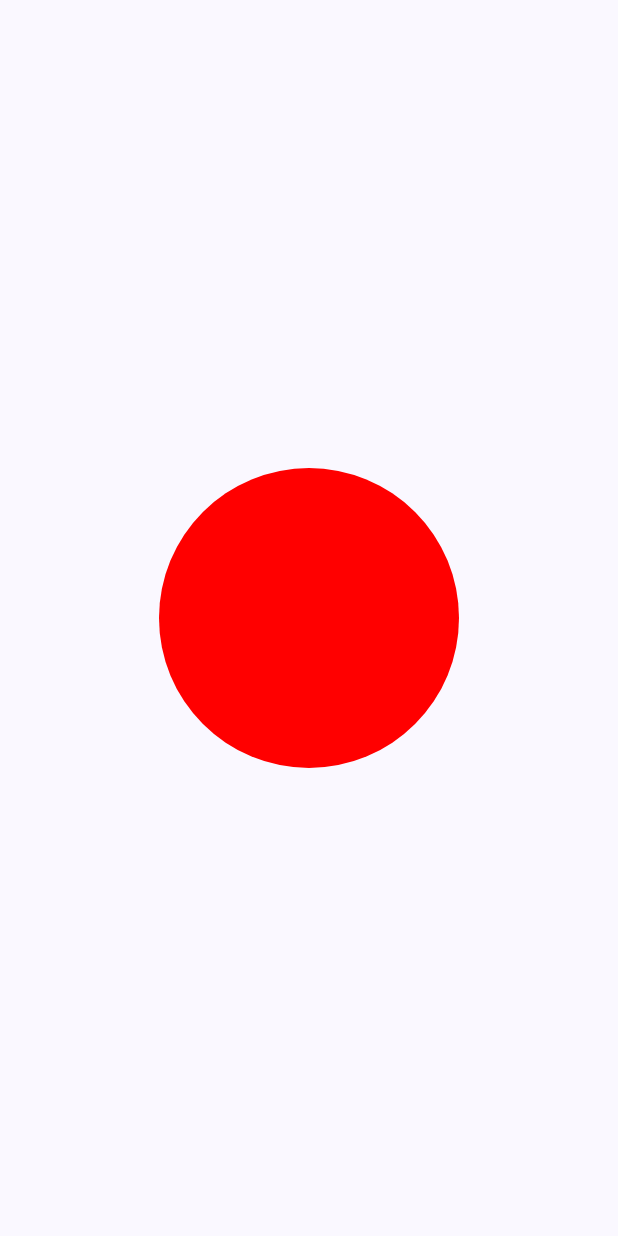
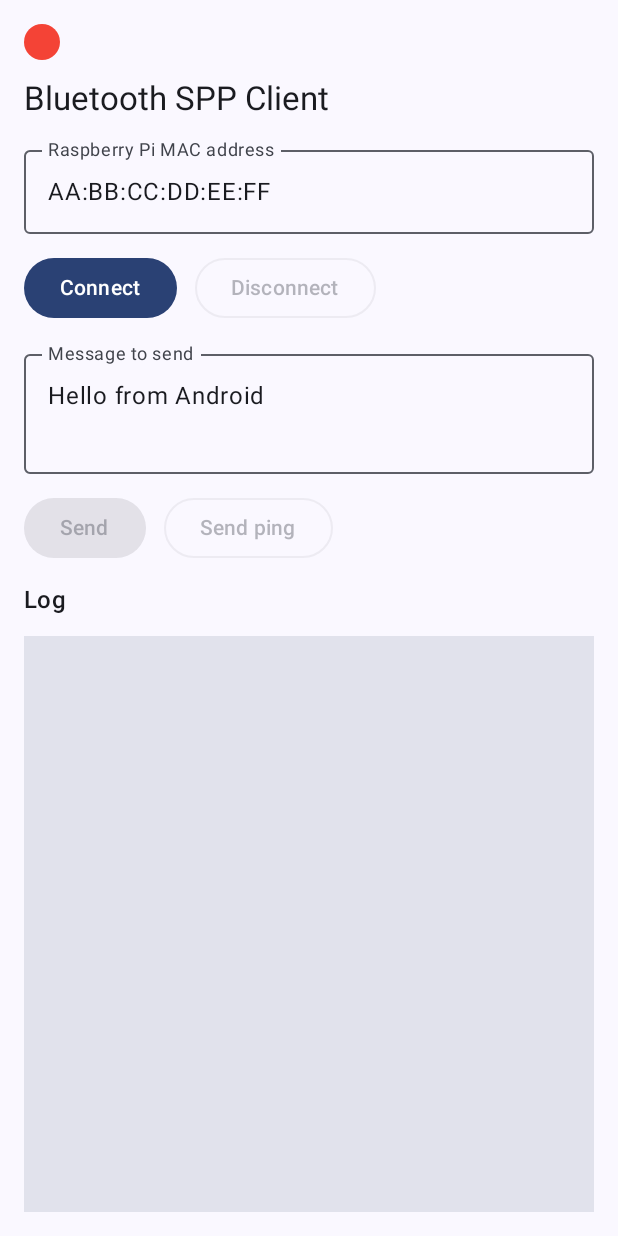
Before and after one commit to nm67037/Nevan_Aubrey_4235_AI_Project, an Android app built with Jetpack Compose: the screen it shows after launch (MainActivity), on a phone screen of 412 x 824 dp. Run offline under Robolectric (Android 15) with nearby library versions, the phone set to English and light mode, and no system bars.

Commit message:
what is going onnnnnnn - nevan

```diff
--- a/PARMCO_chat/app/build.gradle.kts
+++ b/PARMCO_chat/app/build.gradle.kts
@@ -57,4 +57,5 @@ dependencies {
     androidTestImplementation(libs.androidx.compose.ui.test.junit4)
     debugImplementation(libs.androidx.compose.ui.tooling)
     debugImplementation(libs.androidx.compose.ui.test.manifest)
+    implementation("androidx.activity:activity-compose:1.9.3")
 }
--- a/PARMCO_chat/app/src/main/java/com/example/parmco_chat/MainActivity.kt
+++ b/PARMCO_chat/app/src/main/java/com/example/parmco_chat/MainActivity.kt
@@ -1,78 +1,233 @@
 package com.example.parmco_chat
 
+import android.Manifest
+import android.content.pm.PackageManager
+import android.bluetooth.BluetoothManager
+import android.bluetooth.BluetoothSocket
+import android.os.Build
 import android.os.Bundle
 import androidx.activity.ComponentActivity
 import androidx.activity.compose.setContent
 import androidx.activity.enableEdgeToEdge
-import androidx.compose.animation.animateColorAsState
+import androidx.activity.compose.rememberLauncherForActivityResult
+import androidx.activity.result.contract.ActivityResultContracts
 import androidx.compose.foundation.background
-import androidx.compose.foundation.clickable
 import androidx.compose.foundation.layout.*
+import androidx.compose.foundation.rememberScrollState
 import androidx.compose.foundation.shape.CircleShape
-import androidx.compose.material3.Scaffold
+import androidx.compose.foundation.verticalScroll
+import androidx.compose.material3.*
 import androidx.compose.runtime.*
 import androidx.compose.ui.Alignment
 import androidx.compose.ui.Modifier
 import androidx.compose.ui.draw.clip
 import androidx.compose.ui.graphics.Color
-import androidx.compose.ui.tooling.preview.Preview
+import androidx.compose.ui.platform.LocalContext
+import androidx.compose.ui.text.input.TextFieldValue
 import androidx.compose.ui.unit.dp
+import androidx.core.content.ContextCompat
 import com.example.parmco_chat.ui.theme.PARMCO_chatTheme
-import kotlin.random.Random
+import kotlinx.coroutines.*
+import kotlinx.coroutines.flow.MutableStateFlow
+import kotlinx.coroutines.flow.collectLatest
+import java.io.IOException
+import java.util.UUID
 
 class MainActivity : ComponentActivity() {
     override fun onCreate(savedInstanceState: Bundle?) {
         super.onCreate(savedInstanceState)
         enableEdgeToEdge()
+
+        val btManager = getSystemService(BluetoothManager::class.java)
+        val adapter = btManager.adapter ?: throw IllegalStateException("Bluetooth not available")
+        val client = BluetoothClient(adapter)
+
         setContent {
             PARMCO_chatTheme {
-                Scaffold(modifier = Modifier.fillMaxSize()) { padding ->
-                    Box(
+                Scaffold(Modifier.fillMaxSize()) { padding ->
+                    BluetoothScreen(
                         modifier = Modifier
                             .fillMaxSize()
-                            .padding(padding)
-                            .wrapContentSize(Alignment.Center)
-                    ) {
-                        ColorChangingCircle()
-                    }
+                            .padding(padding),
+                        client = client
+                    )
                 }
             }
         }
     }
 }
 
+// ---------- UI ----------
 @Composable
-fun ColorChangingCircle() {
-    var targetColor by remember { mutableStateOf(Color.Red) }
-    val animatedColor by animateColorAsState(targetValue = targetColor)
+fun BluetoothScreen(modifier: Modifier = Modifier, client: BluetoothClient) {
+    val context = LocalContext.current
 
-    Box(
-        modifier = Modifier
-            .size(200.dp)
-            .clip(CircleShape)
-            .background(animatedColor)
-            .clickable {
-                // Change to a random color each tap
-                targetColor = Color(
-                    red = Random.nextFloat(),
-                    green = Random.nextFloat(),
-                    blue = Random.nextFloat(),
-                    alpha = 1f
-                )
-            }
-    )
-}
+    // Permissions we care about at runtime
+    val requiredPerms = remember {
+        if (Build.VERSION.SDK_INT >= 31)
+            arrayOf(Manifest.permission.BLUETOOTH_CONNECT, Manifest.permission.BLUETOOTH_SCAN)
+        else
+            emptyArray() // connecting to a known MAC doesn't need runtime perms pre-31
+    }
 
-@Preview(showBackground = true)
-@Composable
-fun PreviewColorChangingCircle() {
-    PARMCO_chatTheme {
+    // Launcher to request multiple runtime permissions
+    val permissionLauncher = rememberLauncherForActivityResult(
+        ActivityResultContracts.RequestMultiplePermissions()
+    ) { /* result map ignored for this simple demo */ }
+
+    fun missingPerms(): Array<String> =
+        requiredPerms.filter {
+            ContextCompat.checkSelfPermission(context, it) != PackageManager.PERMISSION_GRANTED
+        }.toTypedArray()
+
+    var mac by remember { mutableStateOf(TextFieldValue("AA:BB:CC:DD:EE:FF")) } // <-- put your Pi MAC here
+    var outgoing by remember { mutableStateOf(TextFieldValue("Hello from Android\n")) }
+    val isConnected by client.isConnected.collectAsState()
+    val logState = remember { mutableStateListOf<String>() }
+    val scroll = rememberScrollState()
+
+    // Collect incoming data into log
+    LaunchedEffect(Unit) {
+        client.incoming.collectLatest { msg ->
+            msg?.let { logState.add("Pi → $it") }
+        }
+    }
+
+    Column(
+        modifier = modifier.padding(16.dp),
+        verticalArrangement = Arrangement.spacedBy(12.dp)
+    ) {
+        // connection indicator
         Box(
-            modifier = Modifier
-                .fillMaxSize()
-                .wrapContentSize(Alignment.Center)
+            Modifier
+                .size(24.dp)
+                .clip(CircleShape)
+                .background(if (isConnected) Color(0xFF4CAF50) else Color(0xFFF44336))
+        )
+
+        Text("Bluetooth SPP Client", style = MaterialTheme.typography.titleLarge)
+
+        OutlinedTextField(
+            value = mac,
+            onValueChange = { mac = it },
+            label = { Text("Raspberry Pi MAC address") },
+            singleLine = true,
+            modifier = Modifier.fillMaxWidth()
+        )
+
+        Row(horizontalArrangement = Arrangement.spacedBy(12.dp)) {
+            Button(
+                enabled = !isConnected,
+                onClick = {
+                    val need = missingPerms()
+                    if (need.isNotEmpty()) {
+                        permissionLauncher.launch(need)
+                    } else {
+                        client.connectAsync(mac.text)
+                    }
+                }
+            ) { Text("Connect") }
+
+            OutlinedButton(
+                enabled = isConnected,
+                onClick = { client.disconnect() }
+            ) { Text("Disconnect") }
+        }
+
+        OutlinedTextField(
+            value = outgoing,
+            onValueChange = { outgoing = it },
+            label = { Text("Message to send") },
+            modifier = Modifier.fillMaxWidth()
+        )
+
+        Row(horizontalArrangement = Arrangement.spacedBy(12.dp)) {
+            Button(
+                enabled = isConnected,
+                onClick = {
+                    client.send(outgoing.text)
+                    logState.add("Me → ${outgoing.text.trimEnd()}")
+                }
+            ) { Text("Send") }
+
+            OutlinedButton(
+                enabled = isConnected,
+                onClick = {
+                    client.send("ping\n")
+                    logState.add("Me → ping")
+                }
+            ) { Text("Send ping") }
+        }
+
+        Text("Log", style = MaterialTheme.typography.titleMedium)
+        Box(
+            Modifier
+                .weight(1f)
+                .fillMaxWidth()
+                .verticalScroll(scroll)
+                .background(MaterialTheme.colorScheme.surfaceVariant)
+                .padding(8.dp)
         ) {
-            ColorChangingCircle()
+            Text(logState.joinToString(separator = ""))
         }
     }
 }
+
+// ---------- Bluetooth client ----------
+class BluetoothClient(private val adapter: android.bluetooth.BluetoothAdapter) {
+    private var socket: BluetoothSocket? = null
+    private val scope = CoroutineScope(Dispatchers.IO + SupervisorJob())
+
+    val incoming = MutableStateFlow<String?>(null)
+    val isConnected = MutableStateFlow(false)
+
+    fun connectAsync(mac: String) {
+        scope.launch { connect(mac) }
+    }
+
+    private suspend fun connect(mac: String) = withContext(Dispatchers.IO) {
+        val device = adapter.getRemoteDevice(mac)
+        val uuid = UUID.fromString("00001101-0000-1000-8000-00805F9B34FB") // SPP UUID
+        val sock = device.createRfcommSocketToServiceRecord(uuid)
+        adapter.cancelDiscovery()
+        try {
+            sock.connect()  // requires BLUETOOTH_CONNECT on API 31+
+            socket = sock
+            isConnected.value = true
+            scope.launch { readLoop(sock) }
+        } catch (e: IOException) {
+            try { sock.close() } catch (_: Exception) {}
+            isConnected.value = false
+        }
+    }
+
+    private suspend fun readLoop(sock: BluetoothSocket) {
+        val input = sock.inputStream.buffered()
+        val buf = ByteArray(1024)
+        try {
+            while (isActive) {
+                val n = input.read(buf)
+                if (n > 0) {
+                    val text = String(buf, 0, n)
+                    incoming.emit(text)
+                }
+            }
+        } catch (_: IOException) {
+            isConnected.emit(false)
+        }
+    }
+
+    fun send(text: String) {
+        try {
+            socket?.outputStream?.write(text.toByteArray())
+            socket?.outputStream?.flush()
+        } catch (_: IOException) { /* ignore for demo */ }
+    }
+
+    fun disconnect() {
+        try { socket?.close() } catch (_: Exception) {}
+        socket = null
+        isConnected.tryEmit(false)
+        scope.coroutineContext.cancelChildren()
+    }
+}
```
Also changed, not shown: PARMCO_chat/app/src/main/AndroidManifest.xml (+24 -2 lines).
